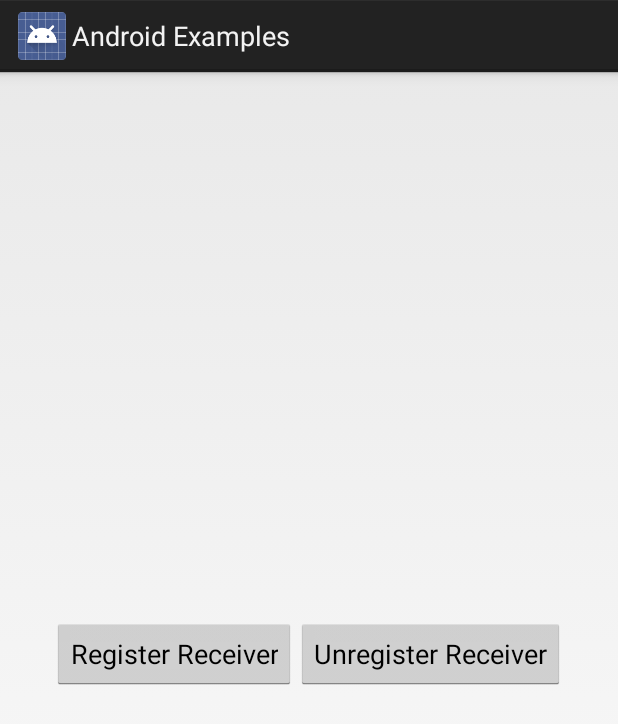
After one commit to VamsiSangam/AndroidExamples, an Android app: the TimerTickerReceiverActivity screen opened directly, with no data from a screen before it, on a phone screen of 412 x 824 dp. The commit adds this screen. Shown: the top 724 px of the screen. Run offline under Robolectric (Android 15) with nearby library versions, the phone set to English and light mode, and no system bars.

Commit message:
Added TIME_TICK example

```diff
--- a/app/src/main/java/com/vamsisangam/androidexamples/HomeActivity.java
+++ b/app/src/main/java/com/vamsisangam/androidexamples/HomeActivity.java
@@ -57,6 +57,7 @@ public class HomeActivity extends ListActivity {
         arr.add(new HomeActivityListItem("Sum of first N numbers", "Calculates the sum of first N numbers using a Service and an Intent Service. Sends a notification when done."));
         arr.add(new HomeActivityListItem("Sum of N numbers, by Bound Service!", "Calculates the sum of first N numbers using a BoundService."));
         arr.add(new HomeActivityListItem("Start ANY Activity!!", "Uses and implicit intent to start an activity based on given action/category/data."));
+        arr.add(new HomeActivityListItem("Time Ticker Receiver Activity", "Registers a Broadcast receiver to TIME_TICKER programmatically. Logs a statement after each minute. We can create an Alarm App by using the TIME_TICKER action."));
 
         ArrayList<HashMap<String, String>> data = new ArrayList<>();
 
@@ -108,6 +109,7 @@ public class HomeActivity extends ListActivity {
         activityMap.put(16, SumServiceActivity.class);
         activityMap.put(17, SumBoundServiceActivity.class);
         activityMap.put(18, ImplicitIntentDemoActivity.class);
+        activityMap.put(19, TimerTickerReceiverActivity.class);
 
         lv.setOnItemClickListener(new AdapterView.OnItemClickListener() {
             @Override
--- a/app/src/main/java/com/vamsisangam/androidexamples/ImplicitIntentDemoActivity.java
+++ b/app/src/main/java/com/vamsisangam/androidexamples/ImplicitIntentDemoActivity.java
@@ -7,7 +7,7 @@ import android.view.View;
 import android.widget.EditText;
 
 public class ImplicitIntentDemoActivity extends Activity {
-    EditText action, category, data;
+    EditText action, category, data, mimeType;
 
     @Override
     protected void onCreate(Bundle savedInstanceState) {
@@ -20,6 +20,7 @@ public class ImplicitIntentDemoActivity extends Activity {
         action = (EditText) findViewById(R.id.ImplicitIntentAction);
         category = (EditText) findViewById(R.id.ImplicitIntentCategory);
         data = (EditText) findViewById(R.id.ImplicitIntentData);
+        mimeType = (EditText) findViewById(R.id.ImplicitIntentMIMEType);
     }
 
     public void invokeImplicitIntent(View v) {
--- /dev/null
+++ b/app/src/main/java/com/vamsisangam/androidexamples/TimeTickReceiver.java
@@ -0,0 +1,19 @@
+package com.vamsisangam.androidexamples;
+
+import android.content.BroadcastReceiver;
+import android.content.Context;
+import android.content.Intent;
+
+import java.util.Date;
+
+import static com.vamsisangam.androidexamples.App.*;
+/**
+ * Created by Vamsi on 30-05-2017.
+ */
+
+public class TimeTickReceiver extends BroadcastReceiver {
+    @Override
+    public void onReceive(Context context, Intent intent) {
+        log("One minute has passed! - " + new Date().toString());
+    }
+}
--- /dev/null
+++ b/app/src/main/java/com/vamsisangam/androidexamples/TimerTickerReceiverActivity.java
@@ -0,0 +1,28 @@
+package com.vamsisangam.androidexamples;
+
+import android.app.Activity;
+import android.content.Intent;
+import android.content.IntentFilter;
+import android.os.Bundle;
+import android.view.View;
+
+public class TimerTickerReceiverActivity extends Activity {
+    TimeTickReceiver r = new TimeTickReceiver();
+
+    @Override
+    protected void onCreate(Bundle savedInstanceState) {
+        super.onCreate(savedInstanceState);
+        setContentView(R.layout.activity_timer_ticker_receiver);
+    }
+
+    public void registerReceiver(View v) {
+        IntentFilter filter = new IntentFilter();
+
+        filter.addAction(Intent.ACTION_TIME_TICK);
+        registerReceiver(r, filter);
+    }
+
+    public void unregisterReceiver(View v) {
+        unregisterReceiver(r);
+    }
+}
--- a/app/src/main/res/layout/activity_implicit_intent_demo.xml
+++ b/app/src/main/res/layout/activity_implicit_intent_demo.xml
@@ -24,6 +24,12 @@
         android:hint="Enter data"
         android:id="@+id/ImplicitIntentData"
         android:layout_marginTop="15dp"/>
+    <EditText
+        android:layout_width="match_parent"
+        android:layout_height="wrap_content"
+        android:hint="Enter MIME Type"
+        android:id="@+id/ImplicitIntentMIMEType"
+        android:layout_marginTop="15dp"/>
     <Button
         android:layout_width="match_parent"
         android:layout_height="wrap_content"
--- /dev/null
+++ b/app/src/main/res/layout/activity_timer_ticker_receiver.xml
@@ -0,0 +1,19 @@
+<?xml version="1.0" encoding="utf-8"?>
+<LinearLayout xmlns:android="http://schemas.android.com/apk/res/android"
+    xmlns:app="http://schemas.android.com/apk/res-auto"
+    xmlns:tools="http://schemas.android.com/tools"
+    android:layout_width="match_parent"
+    android:layout_height="match_parent"
+    tools:context="com.vamsisangam.androidexamples.TimerTickerReceiverActivity"
+    android:gravity="center">
+    <Button
+        android:layout_width="wrap_content"
+        android:layout_height="wrap_content"
+        android:text="Register Receiver"
+        android:onClick="registerReceiver"/>
+    <Button
+        android:layout_width="wrap_content"
+        android:layout_height="wrap_content"
+        android:text="Unregister Receiver"
+        android:onClick="unregisterReceiver"/>
+</LinearLayout>
```
Also changed, not shown: app/src/main/AndroidManifest.xml (+8 -3 lines).
